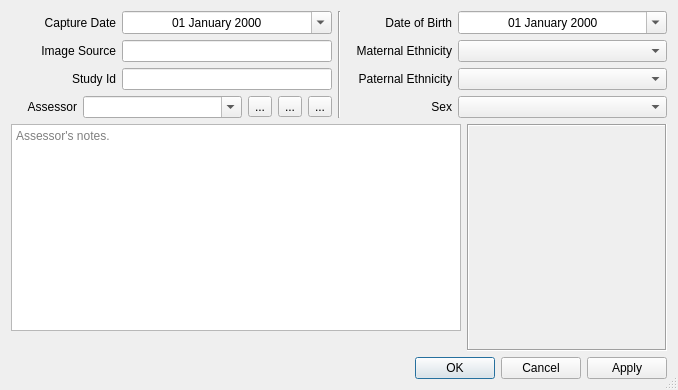
Old version of the form forms/ScanInfoDialog.ui in the repository frontiersi/FaceTools.
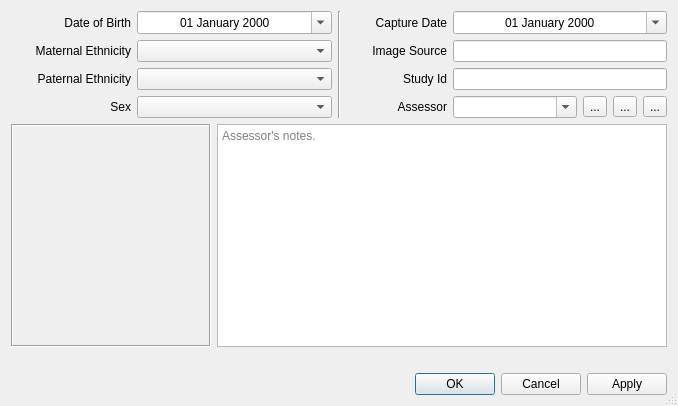
New version of the form. Icons and pictures are not drawn. Custom widgets are drawn as their Qt base class.

Diff of the .ui file:
```diff
--- a/forms/ScanInfoDialog.ui
+++ b/forms/ScanInfoDialog.ui
@@ -7,9 +7,15 @@
     <x>0</x>
     <y>0</y>
     <width>678</width>
-    <height>390</height>
+    <height>406</height>
    </rect>
   </property>
+  <property name="sizePolicy">
+   <sizepolicy hsizetype="Preferred" vsizetype="Maximum">
+    <horstretch>0</horstretch>
+    <verstretch>0</verstretch>
+   </sizepolicy>
+  </property>
   <property name="minimumSize">
    <size>
     <width>678</width>
@@ -29,18 +35,227 @@
   <layout class="QVBoxLayout" name="verticalLayout_4" stretch="0,1,0">
    <item>
     <layout class="QHBoxLayout" name="horizontalLayout_11">
+     <item>
+      <layout class="QVBoxLayout" name="verticalLayout_2">
+       <item>
+        <layout class="QHBoxLayout" name="horizontalLayout" stretch="0,1">
+         <item>
+          <widget class="QLabel" name="label_3">
+           <property name="sizePolicy">
+            <sizepolicy hsizetype="Preferred" vsizetype="Preferred">
+             <horstretch>0</horstretch>
+             <verstretch>0</verstretch>
+            </sizepolicy>
+           </property>
+           <property name="minimumSize">
+            <size>
+             <width>120</width>
+             <height>0</height>
+            </size>
+           </property>
+           <property name="text">
+            <string>Date of Birth</string>
+           </property>
+           <property name="alignment">
+            <set>Qt::AlignRight|Qt::AlignTrailing|Qt::AlignVCenter</set>
+           </property>
+           <property name="buddy">
+            <cstring>dobDateEdit</cstring>
+           </property>
+          </widget>
+         </item>
+         <item>
+          <widget class="QDateEdit" name="dobDateEdit">
+           <property name="sizePolicy">
+            <sizepolicy hsizetype="Ignored" vsizetype="Preferred">
+             <horstretch>0</horstretch>
+             <verstretch>0</verstretch>
+            </sizepolicy>
+           </property>
+           <property name="toolTip">
+            <string>When was the subject born?</string>
+           </property>
+           <property name="whatsThis">
+            <string>The subject's date of birth. Required to calculate the subject's age so that (together with sex and ethnicity) the significance of facial metrics can be accurately determined.</string>
+           </property>
+           <property name="alignment">
+            <set>Qt::AlignCenter</set>
+           </property>
+           <property name="displayFormat">
+            <string>dd MMMM yyyy</string>
+           </property>
+           <property name="calendarPopup">
+            <bool>true</bool>
+           </property>
+          </widget>
+         </item>
+        </layout>
+       </item>
+       <item>
+        <layout class="QHBoxLayout" name="horizontalLayout_7" stretch="0,1">
+         <item>
+          <widget class="QLabel" name="label">
+           <property name="sizePolicy">
+            <sizepolicy hsizetype="Preferred" vsizetype="Preferred">
+             <horstretch>0</horstretch>
+             <verstretch>0</verstretch>
+            </sizepolicy>
+           </property>
+           <property name="minimumSize">
+            <size>
+             <width>120</width>
+             <height>0</height>
+            </size>
+           </property>
+           <property name="text">
+            <string>Maternal Ethnicity</string>
+           </property>
+           <property name="alignment">
+            <set>Qt::AlignRight|Qt::AlignTrailing|Qt::AlignVCenter</set>
+           </property>
+           <property name="buddy">
+            <cstring>maternalEthnicityComboBox</cstring>
+           </property>
+          </widget>
+         </item>
+         <item>
+          <widget class="QTools::TreeComboBox" name="maternalEthnicityComboBox">
+           <property name="sizePolicy">
+            <sizepolicy hsizetype="Ignored" vsizetype="Preferred">
+             <horstretch>0</horstretch>
+             <verstretch>0</verstretch>
+            </sizepolicy>
+           </property>
+           <property name="toolTip">
+            <string>Ethnicity of the subject's mother.</string>
+           </property>
+           <property name="whatsThis">
+            <string>Ethnic group categories are provided according to the Australian Bureau of Statistics &quot;1249.0 - Australian Standard Classification of Cultural and Ethnic Groups (ASCCEG), 2016&quot;.</string>
+           </property>
+          </widget>
+         </item>
+        </layout>
+       </item>
+       <item>
+        <layout class="QHBoxLayout" name="horizontalLayout_10" stretch="0,1">
+         <item>
+          <widget class="QLabel" name="label_5">
+           <property name="sizePolicy">
+            <sizepolicy hsizetype="Preferred" vsizetype="Preferred">
+             <horstretch>0</horstretch>
+             <verstretch>0</verstretch>
+            </sizepolicy>
+           </property>
+           <property name="minimumSize">
+            <size>
+             <width>120</width>
+             <height>0</height>
+            </size>
+           </property>
+           <property name="text">
+            <string>Paternal Ethnicity</string>
+           </property>
+           <property name="alignment">
+            <set>Qt::AlignRight|Qt::AlignTrailing|Qt::AlignVCenter</set>
+           </property>
+           <property name="buddy">
+            <cstring>paternalEthnicityComboBox</cstring>
+           </property>
+          </widget>
+         </item>
+         <item>
+          <widget class="QTools::TreeComboBox" name="paternalEthnicityComboBox">
+           <property name="sizePolicy">
+            <sizepolicy hsizetype="Ignored" vsizetype="Preferred">
+             <horstretch>0</horstretch>
+             <verstretch>0</verstretch>
+            </sizepolicy>
+           </property>
+           <property name="toolTip">
+            <string>Ethnicity of the subject's father.</string>
+           </property>
+           <property name="statusTip">
+            <string>Ethnic group categories are provided according to the Australian Bureau of Statistics &quot;1249.0 - Australian Standard Classification of Cultural and Ethnic Groups (ASCCEG), 2016&quot;.</string>
+           </property>
+          </widget>
+         </item>
+        </layout>
+       </item>
+       <item>
+        <layout class="QHBoxLayout" name="horizontalLayout_8" stretch="0,1">
+         <item>
+          <widget class="QLabel" name="label_2">
+           <property name="sizePolicy">
+            <sizepolicy hsizetype="Preferred" vsizetype="Preferred">
+             <horstretch>0</horstretch>
+             <verstretch>0</verstretch>
+            </sizepolicy>
+           </property>
+           <property name="minimumSize">
+            <size>
+             <width>120</width>
+             <height>0</height>
+            </size>
+           </property>
+           <property name="text">
+            <string>Sex</string>
+           </property>
+           <property name="alignment">
+            <set>Qt::AlignRight|Qt::AlignTrailing|Qt::AlignVCenter</set>
+           </property>
+           <property name="buddy">
+            <cstring>sexComboBox</cstring>
+           </property>
+          </widget>
+         </item>
+         <item>
+          <widget class="QComboBox" name="sexComboBox">
+           <property name="sizePolicy">
+            <sizepolicy hsizetype="Ignored" vsizetype="Preferred">
+             <horstretch>0</horstretch>
+             <verstretch>0</verstretch>
+            </sizepolicy>
+           </property>
+           <property name="toolTip">
+            <string>The subject's sex.</string>
+           </property>
+           <property name="statusTip">
+            <string/>
+           </property>
+           <property name="whatsThis">
+            <string>The biological sex (not gender) of the subject. Intersex is denoted with the &quot;Female / Male&quot; option.</string>
+           </property>
+          </widget>
+         </item>
+        </layout>
+       </item>
+      </layout>
+     </item>
+     <item>
+      <widget class="Line" name="line">
+       <property name="orientation">
+        <enum>Qt::Vertical</enum>
+       </property>
+      </widget>
+     </item>
      <item>
       <layout class="QVBoxLayout" name="verticalLayout">
        <item>
-        <layout class="QHBoxLayout" name="horizontalLayout_2" stretch="1,2">
+        <layout class="QHBoxLayout" name="horizontalLayout_2" stretch="0,1">
          <item>
           <widget class="QLabel" name="label_4">
            <property name="sizePolicy">
-            <sizepolicy hsizetype="Expanding" vsizetype="Preferred">
+            <sizepolicy hsizetype="Preferred" vsizetype="Preferred">
              <horstretch>0</horstretch>
              <verstretch>0</verstretch>
             </sizepolicy>
            </property>
+           <property name="minimumSize">
+            <size>
+             <width>100</width>
+             <height>0</height>
+            </size>
+           </property>
            <property name="text">
             <string>Capture Date</string>
            </property>
@@ -80,15 +295,21 @@
         </layout>
        </item>
        <item>
-        <layout class="QHBoxLayout" name="horizontalLayout_9" stretch="1,2">
+        <layout class="QHBoxLayout" name="horizontalLayout_9" stretch="0,1">
          <item>
           <widget class="QLabel" name="label_6">
            <property name="sizePolicy">
-            <sizepolicy hsizetype="Expanding" vsizetype="Preferred">
+            <sizepolicy hsizetype="Preferred" vsizetype="Preferred">
              <horstretch>0</horstretch>
              <verstretch>0</verstretch>
             </sizepolicy>
            </property>
+           <property name="minimumSize">
+            <size>
+             <width>100</width>
+             <height>0</height>
+            </size>
+           </property>
            <property name="text">
             <string>Image Source</string>
            </property>
@@ -122,15 +343,21 @@
         </layout>
        </item>
        <item>
-        <layout class="QHBoxLayout" name="horizontalLayout_6" stretch="1,2">
+        <layout class="QHBoxLayout" name="horizontalLayout_6" stretch="0,1">
          <item>
           <widget class="QLabel" name="label_8">
            <property name="sizePolicy">
-            <sizepolicy hsizetype="Expanding" vsizetype="Preferred">
+            <sizepolicy hsizetype="Preferred" vsizetype="Preferred">
              <horstretch>0</horstretch>
              <verstretch>0</verstretch>
             </sizepolicy>
            </property>
+           <property name="minimumSize">
+            <size>
+             <width>100</width>
+             <height>0</height>
+            </size>
+           </property>
            <property name="text">
             <string>Study Id</string>
            </property>
@@ -164,15 +391,21 @@
         </layout>
        </item>
        <item>
-        <layout class="QHBoxLayout" name="horizontalLayout_3" stretch="5,12,1,1,1">
+        <layout class="QHBoxLayout" name="horizontalLayout_3" stretch="0,1,0,0,0">
          <item>
           <widget class="QLabel" name="label_9">
            <property name="sizePolicy">
-            <sizepolicy hsizetype="Expanding" vsizetype="Preferred">
+            <sizepolicy hsizetype="Preferred" vsizetype="Preferred">
              <horstretch>0</horstretch>
              <verstretch>0</verstretch>
             </sizepolicy>
            </property>
+           <property name="minimumSize">
+            <size>
+             <width>100</width>
+             <height>0</height>
+            </size>
+           </property>
            <property name="text">
             <string>Assessor</string>
            </property>
@@ -258,191 +491,46 @@
        </item>
       </layout>
      </item>
-     <item>
-      <widget class="Line" name="line">
-       <property name="orientation">
-        <enum>Qt::Vertical</enum>
-       </property>
-      </widget>
-     </item>
-     <item>
-      <layout class="QVBoxLayout" name="verticalLayout_2">
-       <item>
-        <layout class="QHBoxLayout" name="horizontalLayout" stretch="1,2">
-         <item>
-          <widget class="QLabel" name="label_3">
-           <property name="sizePolicy">
-            <sizepolicy hsizetype="Expanding" vsizetype="Preferred">
-             <horstretch>0</horstretch>
-             <verstretch>0</verstretch>
-            </sizepolicy>
-           </property>
-           <property name="text">
-            <string>Date of Birth</string>
-           </property>
-           <property name="alignment">
-            <set>Qt::AlignRight|Qt::AlignTrailing|Qt::AlignVCenter</set>
-           </property>
-           <property name="buddy">
-            <cstring>dobDateEdit</cstring>
-           </property>
-          </widget>
-         </item>
-         <item>
-          <widget class="QDateEdit" name="dobDateEdit">
-           <property name="sizePolicy">
-            <sizepolicy hsizetype="Ignored" vsizetype="Preferred">
-             <horstretch>0</horstretch>
-             <verstretch>0</verstretch>
-            </sizepolicy>
-           </property>
-           <property name="toolTip">
-            <string>When was the subject born?</string>
-           </property>
-           <property name="whatsThis">
-            <string>The subject's date of birth. Required to calculate the subject's age so that (together with sex and ethnicity) the significance of facial metrics can be accurately determined.</string>
-           </property>
-           <property name="alignment">
-            <set>Qt::AlignCenter</set>
-           </property>
-           <property name="displayFormat">
-            <string>dd MMMM yyyy</string>
-           </property>
-           <property name="calendarPopup">
-            <bool>true</bool>
-           </property>
-          </widget>
-         </item>
-        </layout>
-       </item>
-       <item>
-        <layout class="QHBoxLayout" name="horizontalLayout_7" stretch="1,2">
-         <item>
-          <widget class="QLabel" name="label">
-           <property name="sizePolicy">
-            <sizepolicy hsizetype="Expanding" vsizetype="Preferred">
-             <horstretch>0</horstretch>
-             <verstretch>0</verstretch>
-            </sizepolicy>
-           </property>
-           <property name="text">
-            <string>Maternal Ethnicity</string>
-           </property>
-           <property name="alignment">
-            <set>Qt::AlignRight|Qt::AlignTrailing|Qt::AlignVCenter</set>
-           </property>
-           <property name="buddy">
-            <cstring>maternalEthnicityComboBox</cstring>
-           </property>
-          </widget>
-         </item>
-         <item>
-          <widget class="QTools::TreeComboBox" name="maternalEthnicityComboBox">
-           <property name="sizePolicy">
-            <sizepolicy hsizetype="Ignored" vsizetype="Preferred">
-             <horstretch>0</horstretch>
-             <verstretch>0</verstretch>
-            </sizepolicy>
-           </property>
-           <property name="toolTip">
-            <string>Ethnicity of the subject's mother.</string>
-           </property>
-           <property name="whatsThis">
-            <string>Ethnic group categories are provided according to the Australian Bureau of Statistics &quot;1249.0 - Australian Standard Classification of Cultural and Ethnic Groups (ASCCEG), 2016&quot;.</string>
-           </property>
-          </widget>
-         </item>
-        </layout>
-       </item>
-       <item>
-        <layout class="QHBoxLayout" name="horizontalLayout_10" stretch="1,2">
-         <item>
-          <widget class="QLabel" name="label_5">
-           <property name="sizePolicy">
-            <sizepolicy hsizetype="Expanding" vsizetype="Preferred">
-             <horstretch>0</horstretch>
-             <verstretch>0</verstretch>
-            </sizepolicy>
-           </property>
-           <property name="text">
-            <string>Paternal Ethnicity</string>
-           </property>
-           <property name="alignment">
-            <set>Qt::AlignRight|Qt::AlignTrailing|Qt::AlignVCenter</set>
-           </property>
-           <property name="buddy">
-            <cstring>paternalEthnicityComboBox</cstring>
-           </property>
-          </widget>
-         </item>
-         <item>
-          <widget class="QTools::TreeComboBox" name="paternalEthnicityComboBox">
-           <property name="sizePolicy">
-            <sizepolicy hsizetype="Ignored" vsizetype="Preferred">
-             <horstretch>0</horstretch>
-             <verstretch>0</verstretch>
-            </sizepolicy>
-           </property>
-           <property name="toolTip">
-            <string>Ethnicity of the subject's father.</string>
-           </property>
-           <property name="statusTip">
-            <string>Ethnic group categories are provided according to the Australian Bureau of Statistics &quot;1249.0 - Australian Standard Classification of Cultural and Ethnic Groups (ASCCEG), 2016&quot;.</string>
-           </property>
-          </widget>
-         </item>
-        </layout>
-       </item>
-       <item>
-        <layout class="QHBoxLayout" name="horizontalLayout_8" stretch="1,2">
-         <item>
-          <widget class="QLabel" name="label_2">
-           <property name="sizePolicy">
-            <sizepolicy hsizetype="Expanding" vsizetype="Preferred">
-             <horstretch>0</horstretch>
-             <verstretch>0</verstretch>
-            </sizepolicy>
-           </property>
-           <property name="text">
-            <string>Sex</string>
-           </property>
-           <property name="alignment">
-            <set>Qt::AlignRight|Qt::AlignTrailing|Qt::AlignVCenter</set>
-           </property>
-           <property name="buddy">
-            <cstring>sexComboBox</cstring>
-           </property>
-          </widget>
-         </item>
-         <item>
-          <widget class="QComboBox" name="sexComboBox">
-           <property name="sizePolicy">
-            <sizepolicy hsizetype="Ignored" vsizetype="Preferred">
-             <horstretch>0</horstretch>
-             <verstretch>0</verstretch>
-            </sizepolicy>
-           </property>
-           <property name="toolTip">
-            <string>The subject's sex.</string>
-           </property>
-           <property name="statusTip">
-            <string/>
-           </property>
-           <property name="whatsThis">
-            <string>The biological sex (not gender) of the subject. Intersex is denoted with the &quot;Female / Male&quot; option.</string>
-           </property>
-          </widget>
-         </item>
-        </layout>
-       </item>
-      </layout>
-     </item>
     </layout>
    </item>
    <item>
-    <layout class="QHBoxLayout" name="horizontalLayout_5" stretch="1,0">
+    <layout class="QVBoxLayout" name="verticalLayout_3" stretch="1,0">
      <item>
-      <layout class="QVBoxLayout" name="verticalLayout_3" stretch="1,0">
+      <layout class="QHBoxLayout" name="horizontalLayout_4" stretch="0,1">
+       <item>
+        <widget class="QLabel" name="imageLabel">
+         <property name="sizePolicy">
+          <sizepolicy hsizetype="Preferred" vsizetype="Preferred">
+           <horstretch>0</horstretch>
+           <verstretch>0</verstretch>
+          </sizepolicy>
+         </property>
+         <property name="minimumSize">
+          <size>
+           <width>200</width>
+           <height>200</height>
+          </size>
+         </property>
+         <property name="toolTip">
+          <string>&lt;html&gt;&lt;head/&gt;&lt;body&gt;&lt;p&gt;The thumbnail shows the facial orientation of the subject as defined by the placement of the landmarks.&lt;/p&gt;&lt;/body&gt;&lt;/html&gt;</string>
+         </property>
+         <property name="whatsThis">
+          <string/>
+         </property>
+         <property name="frameShape">
+          <enum>QFrame::Box</enum>
+         </property>
+         <property name="frameShadow">
+          <enum>QFrame::Sunken</enum>
+         </property>
+         <property name="text">
+          <string/>
+         </property>
+         <property name="alignment">
+          <set>Qt::AlignCenter</set>
+         </property>
+        </widget>
+       </item>
        <item>
         <widget class="QPlainTextEdit" name="notesTextEdit">
          <property name="sizePolicy">
@@ -462,41 +550,10 @@
          </property>
         </widget>
        </item>
-       <item>
-        <widget class="QLabel" name="hpoTermsLabel">
-         <property name="toolTip">
-          <string>Any automatically detected facial phenotypic traits (from those in the database) are shown here.</string>
-         </property>
-         <property name="whatsThis">
-          <string>&lt;html&gt;&lt;head/&gt;&lt;body&gt;&lt;p&gt;The facial form is automatically analysed for significant facial traits whenever any changes are made to the data such as changes to age, sex, ethnicity, the positions of landmarks, or the morphology of the facial surface. Analysis is conducted independly for each assessor.&lt;/p&gt;&lt;p&gt;Only the facial traits stored in the application's database can be checked, and the identification of such traits depends upon the underlying growth curve statistics associated with the metrics used to establish the objective presence of a particular trait. See the metrics dialog for more information and to change the underlying growth curve data associated with each metric.&lt;/p&gt;&lt;/body&gt;&lt;/html&gt;</string>
-         </property>
-         <property name="frameShape">
-          <enum>QFrame::NoFrame</enum>
-         </property>
-         <property name="text">
-          <string/>
-         </property>
-         <property name="wordWrap">
-          <bool>true</bool>
-         </property>
-        </widget>
-       </item>
       </layout>
      </item>
      <item>
-      <widget class="QLabel" name="imageLabel">
-       <property name="sizePolicy">
-        <sizepolicy hsizetype="Preferred" vsizetype="Preferred">
-         <horstretch>0</horstretch>
-         <verstretch>0</verstretch>
-        </sizepolicy>
-       </property>
-       <property name="minimumSize">
-        <size>
-         <width>200</width>
-         <height>200</height>
-        </size>
-       </property>
+      <widget class="QLabel" name="hpoTermsLabel">
        <property name="toolTip">
         <string>&lt;html&gt;&lt;head/&gt;&lt;body&gt;&lt;p&gt;The thumbnail shows the facial orientation of the subject as defined by the placement of the landmarks.&lt;/p&gt;&lt;/body&gt;&lt;/html&gt;</string>
        </property>
@@ -504,43 +561,36 @@
         <string/>
        </property>
        <property name="frameShape">
-        <enum>QFrame::Box</enum>
-       </property>
-       <property name="frameShadow">
-        <enum>QFrame::Sunken</enum>
+        <enum>QFrame::NoFrame</enum>
        </property>
        <property name="text">
         <string/>
        </property>
-       <property name="alignment">
-        <set>Qt::AlignCenter</set>
+       <property name="wordWrap">
+        <bool>true</bool>
        </property>
       </widget>
      </item>
     </layout>
    </item>
    <item>
-    <layout class="QHBoxLayout" name="horizontalLayout_4" stretch="0">
-     <item>
-      <widget class="QDialogButtonBox" name="buttonBox">
-       <property name="sizePolicy">
-        <sizepolicy hsizetype="Preferred" vsizetype="Preferred">
-         <horstretch>0</horstretch>
-         <verstretch>0</verstretch>
-        </sizepolicy>
-       </property>
-       <property name="orientation">
-        <enum>Qt::Horizontal</enum>
-       </property>
-       <property name="standardButtons">
-        <set>QDialogButtonBox::Apply|QDialogButtonBox::Cancel|QDialogButtonBox::Ok</set>
-       </property>
-       <property name="centerButtons">
-        <bool>false</bool>
-       </property>
-      </widget>
-     </item>
-    </layout>
+    <widget class="QDialogButtonBox" name="buttonBox">
+     <property name="sizePolicy">
+      <sizepolicy hsizetype="Preferred" vsizetype="Preferred">
+       <horstretch>0</horstretch>
+       <verstretch>0</verstretch>
+      </sizepolicy>
+     </property>
+     <property name="orientation">
+      <enum>Qt::Horizontal</enum>
+     </property>
+     <property name="standardButtons">
+      <set>QDialogButtonBox::Apply|QDialogButtonBox::Cancel|QDialogButtonBox::Ok</set>
+     </property>
+     <property name="centerButtons">
+      <bool>false</bool>
+     </property>
+    </widget>
    </item>
   </layout>
  </widget>
```
Left out of the diff: 11 changed lines with no effect on the pictures.
